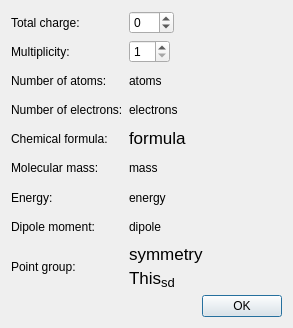
Before: the Qt Designer form src/InfoConfigurator.ui in nutjunkie/IQmol, drawn with Qt 5.
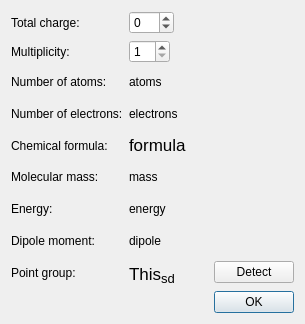
After: the same form once the commit is applied.

What changed in the file:
```diff
--- a/src/InfoConfigurator.ui
+++ b/src/InfoConfigurator.ui
@@ -6,8 +6,8 @@
    <rect>
     <x>0</x>
     <y>0</y>
-    <width>293</width>
-    <height>328</height>
+    <width>305</width>
+    <height>324</height>
    </rect>
   </property>
   <property name="windowTitle">
@@ -186,19 +186,42 @@
       </layout>
      </item>
      <item row="8" column="1">
+      <layout class="QHBoxLayout" name="horizontalLayout_4">
+       <item>
       <widget class="QLabel" name="symmetryLabel">
        <property name="text">
         <string>&lt;!DOCTYPE HTML PUBLIC &quot;-//W3C//DTD HTML 4.0//EN&quot; &quot;http://www.w3.org/TR/REC-html40/strict.dtd&quot;&gt;
 &lt;html&gt;&lt;head&gt;&lt;meta name=&quot;qrichtext&quot; content=&quot;1&quot; /&gt;&lt;style type=&quot;text/css&quot;&gt;
 p, li { white-space: pre-wrap; }
 &lt;/style&gt;&lt;/head&gt;&lt;body style=&quot; font-family:'Lucida Grande'; font-size:13pt; font-weight:400; font-style:normal;&quot;&gt;
-&lt;p style=&quot; margin-top:0px; margin-bottom:0px; margin-left:0px; margin-right:0px; -qt-block-indent:0; text-indent:0px;&quot;&gt;symmetry &lt;/p&gt;
 &lt;p style=&quot; margin-top:0px; margin-bottom:0px; margin-left:0px; margin-right:0px; -qt-block-indent:0; text-indent:0px;&quot;&gt;This&lt;span style=&quot; font-size:16pt; vertical-align:sub;&quot;&gt;sd&lt;/span&gt;&lt;/p&gt;&lt;/body&gt;&lt;/html&gt;</string>
        </property>
        <property name="textFormat">
         <enum>Qt::RichText</enum>
        </property>
       </widget>
+       </item>
+       <item>
+        <spacer name="horizontalSpacer_4">
+         <property name="orientation">
+          <enum>Qt::Horizontal</enum>
+         </property>
+         <property name="sizeHint" stdset="0">
+          <size>
+           <width>0</width>
+           <height>20</height>
+          </size>
+         </property>
+        </spacer>
+       </item>
+       <item>
+        <widget class="QPushButton" name="detectSymmetryButton">
+         <property name="text">
+          <string>Detect</string>
+         </property>
+        </widget>
+       </item>
+      </layout>
      </item>
     </layout>
    </item>
```
Lines whose indentation alone changed are shown as unchanged.
